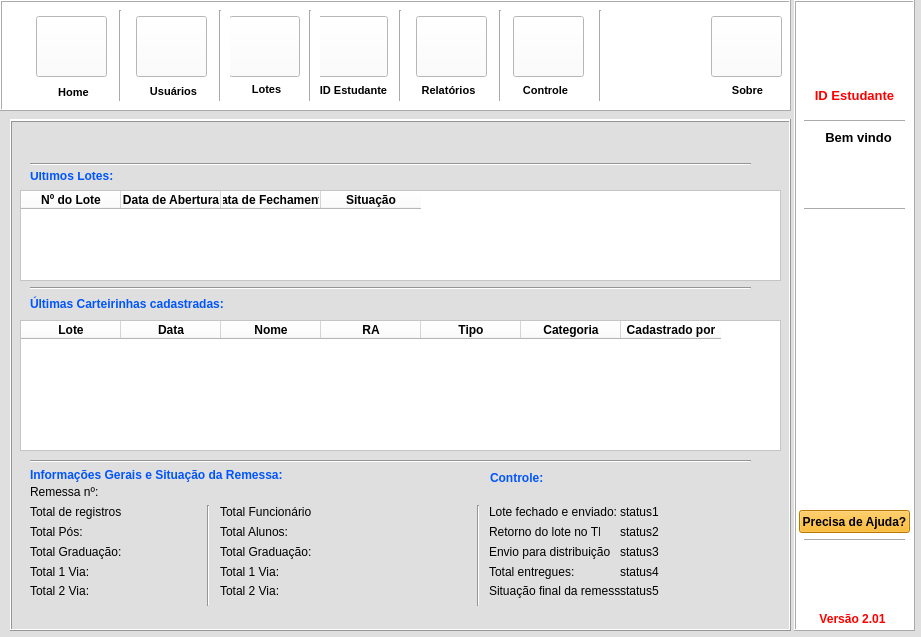
andersonleandroalx/Student-ID, file Login2/main_window.ui: the form before one commit.
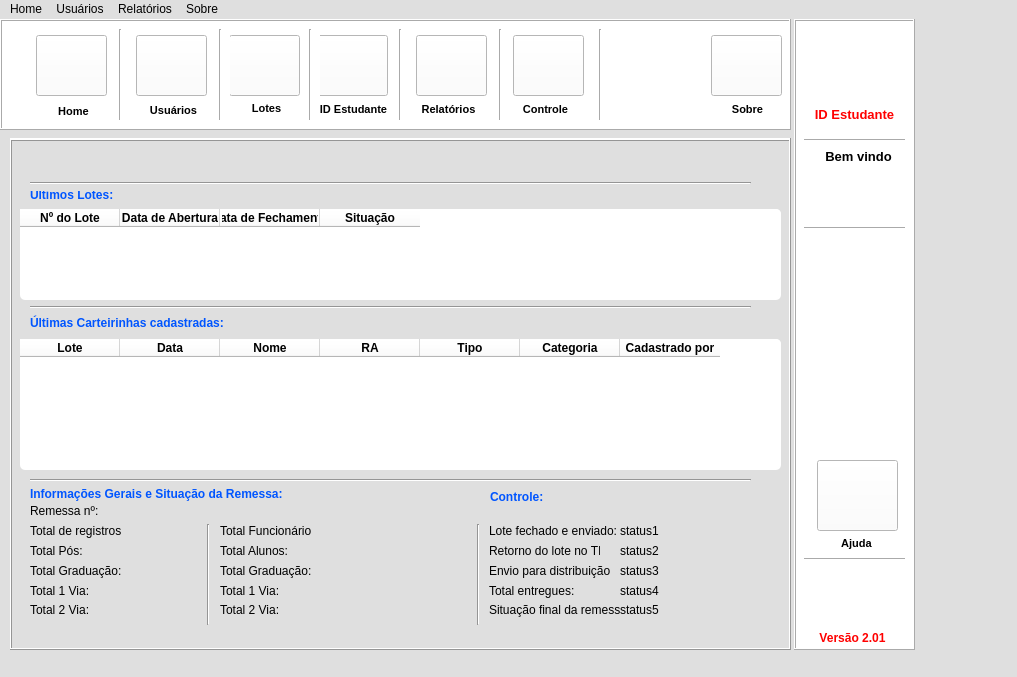
The form after the commit. Icons and pictures are not drawn.

What changed in the file:
```diff
--- a/Login2/main_window.ui
+++ b/Login2/main_window.ui
@@ -6,8 +6,8 @@
    <rect>
     <x>0</x>
     <y>0</y>
-    <width>921</width>
-    <height>637</height>
+    <width>1017</width>
+    <height>677</height>
    </rect>
   </property>
   <property name="windowTitle">
@@ -1363,165 +1363,11 @@
       <string>ID Estudantes</string>
      </property>
     </widget>
-    <widget class="QGroupBox" name="groupBox">
-     <property name="geometry">
-      <rect>
-       <x>560</x>
-       <y>47</y>
-       <width>201</width>
-       <height>80</height>
-      </rect>
-     </property>
-     <property name="font">
-      <font>
-       <weight>75</weight>
-       <bold>true</bold>
-      </font>
-     </property>
-     <property name="styleSheet">
-      <string notr="true">background-color: rgb(85, 170, 255);</string>
-     </property>
-     <property name="title">
-      <string>Verificação do lote</string>
-     </property>
-     <widget class="QLabel" name="label_23">
-      <property name="geometry">
-       <rect>
-        <x>10</x>
-        <y>40</y>
-        <width>81</width>
-        <height>16</height>
-       </rect>
-      </property>
-      <property name="font">
-       <font>
-        <weight>75</weight>
-        <bold>true</bold>
-       </font>
-      </property>
-      <property name="styleSheet">
-       <string notr="true">color: rgb(255, 255, 255);</string>
-      </property>
-      <property name="text">
-       <string>Status do lote:</string>
-      </property>
-     </widget>
-     <widget class="QLabel" name="label_21">
-      <property name="geometry">
-       <rect>
-        <x>10</x>
-        <y>20</y>
-        <width>131</width>
-        <height>16</height>
-       </rect>
-      </property>
-      <property name="font">
-       <font>
-        <weight>75</weight>
-        <bold>true</bold>
-       </font>
-      </property>
-      <property name="styleSheet">
-       <string notr="true">color: rgb(255, 255, 255);</string>
-      </property>
-      <property name="text">
-       <string>Último lote registrado:</string>
-      </property>
-     </widget>
-     <widget class="QLabel" name="label_22">
-      <property name="geometry">
-       <rect>
-        <x>147</x>
-        <y>21</y>
-        <width>31</width>
-        <height>16</height>
-       </rect>
-      </property>
-      <property name="font">
-       <font>
-        <weight>75</weight>
-        <bold>true</bold>
-       </font>
-      </property>
-      <property name="styleSheet">
-       <string notr="true">color: rgb(255, 255, 255);</string>
-      </property>
-      <property name="text">
-       <string/>
-      </property>
-     </widget>
-     <widget class="QLabel" name="label_24">
-      <property name="geometry">
-       <rect>
-        <x>145</x>
-        <y>40</y>
-        <width>47</width>
-        <height>13</height>
-       </rect>
-      </property>
-      <property name="font">
-       <font>
-        <weight>75</weight>
-        <bold>true</bold>
-       </font>
-      </property>
-      <property name="styleSheet">
-       <string notr="true">color: rgb(255, 255, 255);</string>
-      </property>
-      <property name="text">
-       <string/>
-      </property>
-     </widget>
-    </widget>
-    <widget class="QLabel" name="label_25">
-     <property name="geometry">
-      <rect>
-       <x>20</x>
-       <y>50</y>
-       <width>61</width>
-       <height>16</height>
-      </rect>
-     </property>
-     <property name="font">
-      <font>
-       <weight>75</weight>
-       <bold>true</bold>
-      </font>
-     </property>
-     <property name="styleSheet">
-      <string notr="true">background-color: rgb(85, 170, 255);</string>
-     </property>
-     <property name="text">
-      <string>Cadastro</string>
-     </property>
-    </widget>
-    <widget class="QLabel" name="label_26">
-     <property name="geometry">
-      <rect>
-       <x>20</x>
-       <y>77</y>
-       <width>47</width>
-       <height>13</height>
-      </rect>
-     </property>
-     <property name="font">
-      <font>
-       <weight>75</weight>
-       <bold>true</bold>
-      </font>
-     </property>
-     <property name="styleSheet">
-      <string notr="true">background-color: rgb(85, 170, 255);</string>
-     </property>
-     <property name="text">
-      <string>Lote:</string>
-     </property>
-    </widget>
     <widget class="QLabel" name="label_27">
      <property name="geometry">
       <rect>
-       <x>20</x>
-       <y>115</y>
+       <x>25</x>
+       <y>96</y>
        <width>47</width>
        <height>13</height>
       </rect>
@@ -1543,7 +1389,7 @@
      <property name="geometry">
       <rect>
        <x>21</x>
-       <y>149</y>
+       <y>140</y>
        <width>47</width>
        <height>13</height>
       </rect>
@@ -1561,33 +1407,11 @@
       <string>RA:</string>
      </property>
     </widget>
-    <widget class="QLineEdit" name="lineEdit_6">
-     <property name="geometry">
-      <rect>
-       <x>80</x>
-       <y>69</y>
-       <width>71</width>
-       <height>31</height>
-      </rect>
-     </property>
-     <property name="styleSheet">
-      <string notr="true">background-color: rgb(255, 255, 255);
-border-radius: 15px;
-border-style: outset;
-border-width: 2px;</string>
-     </property>
-     <property name="alignment">
-      <set>Qt::AlignCenter</set>
-     </property>
-     <property name="placeholderText">
-      <string>Nº Lote</string>
-     </property>
-    </widget>
     <widget class="QLineEdit" name="lineEdit_7">
      <property name="geometry">
       <rect>
        <x>80</x>
-       <y>104</y>
+       <y>89</y>
        <width>181</width>
        <height>31</height>
       </rect>
@@ -1609,7 +1433,7 @@
      <property name="geometry">
       <rect>
        <x>80</x>
-       <y>139</y>
+       <y>130</y>
        <width>181</width>
        <height>31</height>
       </rect>
@@ -1653,9 +1477,9 @@
      <property name="geometry">
       <rect>
        <x>10</x>
-       <y>46</y>
-       <width>541</width>
-       <height>171</height>
+       <y>36</y>
+       <width>751</width>
+       <height>151</height>
       </rect>
      </property>
      <property name="styleSheet">
@@ -1670,8 +1494,8 @@
      <widget class="QPushButton" name="pushButton_8">
       <property name="geometry">
        <rect>
-        <x>460</x>
-        <y>130</y>
+        <x>660</x>
+        <y>110</y>
         <width>75</width>
         <height>23</height>
        </rect>
@@ -1683,7 +1507,7 @@
        </font>
       </property>
       <property name="styleSheet">
-       <string notr="true">background-color: rgb(85, 255, 127);</string>
+       <string notr="true">background-color: rgb(255, 255, 255);</string>
       </property>
       <property name="text">
        <string>Cadastrar</string>
@@ -1692,8 +1516,8 @@
      <widget class="QGroupBox" name="groupBox_2">
       <property name="geometry">
        <rect>
-        <x>270</x>
-        <y>30</y>
+        <x>290</x>
+        <y>40</y>
         <width>141</width>
         <height>91</height>
        </rect>
@@ -1753,11 +1577,140 @@
      <widget class="QLabel" name="label_65">
       <property name="geometry">
        <rect>
-        <x>170</x>
-        <y>12</y>
-        <width>61</width>
-        <height>31</height>
+        <x>140</x>
+        <y>6</y>
+        <width>41</width>
+        <height>21</height>
        </rect>
+      </property>
+      <property name="font">
+       <font>
+        <pointsize>11</pointsize>
+        <weight>75</weight>
+        <bold>true</bold>
+       </font>
+      </property>
+      <property name="text">
+       <string/>
+      </property>
+     </widget>
+     <widget class="QGroupBox" name="groupBox">
+      <property name="geometry">
+       <rect>
+        <x>460</x>
+        <y>40</y>
+        <width>131</width>
+        <height>91</height>
+       </rect>
+      </property>
+      <property name="font">
+       <font>
+        <weight>75</weight>
+        <bold>true</bold>
+       </font>
+      </property>
+      <property name="title">
+       <string>Categoria</string>
+      </property>
+      <widget class="QRadioButton" name="radioButton_20">
+       <property name="geometry">
+        <rect>
+         <x>10</x>
+         <y>20</y>
+         <width>82</width>
+         <height>17</height>
+        </rect>
+       </property>
+       <property name="text">
+        <string>Aluno</string>
+       </property>
+      </widget>
+      <widget class="QRadioButton" name="radioButton_21">
+       <property name="geometry">
+        <rect>
+         <x>10</x>
+         <y>40</y>
+         <width>82</width>
+         <height>17</height>
+        </rect>
+       </property>
+       <property name="text">
+        <string>Professor</string>
+       </property>
+      </widget>
+      <widget class="QRadioButton" name="radioButton_22">
+       <property name="geometry">
+        <rect>
+         <x>10</x>
+         <y>60</y>
+         <width>82</width>
+         <height>17</height>
+        </rect>
+       </property>
+       <property name="text">
+        <string>Funcionário</string>
+       </property>
+      </widget>
+     </widget>
+     <widget class="QLabel" name="label_23">
+      <property name="geometry">
+       <rect>
+        <x>239</x>
+        <y>8</y>
+        <width>81</width>
+        <height>16</height>
+       </rect>
+      </property>
+      <property name="font">
+       <font>
+        <weight>75</weight>
+        <bold>true</bold>
+       </font>
+      </property>
+      <property name="styleSheet">
+       <string notr="true">color: rgb(255, 255, 255);</string>
+      </property>
+      <property name="text">
+       <string>Status do lote:</string>
+      </property>
+     </widget>
+     <widget class="QLabel" name="label_21">
+      <property name="geometry">
+       <rect>
+        <x>10</x>
+        <y>8</y>
+        <width>131</width>
+        <height>16</height>
+       </rect>
+      </property>
+      <property name="font">
+       <font>
+        <weight>75</weight>
+        <bold>true</bold>
+       </font>
+      </property>
+      <property name="styleSheet">
+       <string notr="true">color: rgb(255, 255, 255);</string>
+      </property>
+      <property name="text">
+       <string>Último lote registrado:</string>
+      </property>
+     </widget>
+     <widget class="QLabel" name="label_93">
+      <property name="geometry">
+       <rect>
+        <x>330</x>
+        <y>5</y>
+        <width>91</width>
+        <height>21</height>
+       </rect>
+      </property>
+      <property name="font">
+       <font>
+        <pointsize>11</pointsize>
+        <weight>75</weight>
+        <bold>true</bold>
+       </font>
       </property>
       <property name="text">
        <string/>
@@ -1768,9 +1721,9 @@
      <property name="geometry">
       <rect>
        <x>11</x>
-       <y>273</y>
+       <y>233</y>
        <width>751</width>
-       <height>231</height>
+       <height>271</height>
       </rect>
      </property>
      <property name="styleSheet">
@@ -1879,7 +1832,7 @@
      <property name="geometry">
       <rect>
        <x>270</x>
-       <y>240</y>
+       <y>202</y>
        <width>161</width>
        <height>20</height>
       </rect>
@@ -1898,7 +1851,7 @@
      <property name="geometry">
       <rect>
        <x>10</x>
-       <y>224</y>
+       <y>190</y>
        <width>751</width>
        <height>16</height>
       </rect>
@@ -1911,7 +1864,7 @@
      <property name="geometry">
       <rect>
        <x>12</x>
-       <y>240</y>
+       <y>202</y>
        <width>75</width>
        <height>23</height>
       </rect>
@@ -1934,7 +1887,7 @@
      <property name="geometry">
       <rect>
        <x>94</x>
-       <y>240</y>
+       <y>202</y>
        <width>75</width>
        <height>23</height>
       </rect>
@@ -1957,7 +1910,7 @@
      <property name="geometry">
       <rect>
        <x>175</x>
-       <y>240</y>
+       <y>202</y>
        <width>75</width>
        <height>23</height>
       </rect>
@@ -2124,7 +2077,8 @@
       </rect>
      </property>
      <property name="styleSheet">
-      <string notr="true">background-color: rgb(255, 255, 255);</string>
+      <string notr="true">background-color: rgb(255, 255, 255);
+border-radius: 5px;</string>
      </property>
      <column>
       <property name="text">
@@ -2193,7 +2147,8 @@
       </rect>
      </property>
      <property name="styleSheet">
-      <string notr="true">background-color: rgb(255, 255, 255);</string>
+      <string notr="true">background-color: rgb(255, 255, 255);
+border-radius: 5px;</string>
      </property>
      <column>
       <property name="text">
@@ -2783,7 +2738,7 @@
       </font>
      </property>
      <property name="styleSheet">
-      <string notr="true">background-color: rgb(85, 170, 0);</string>
+      <string notr="true">background-color: rgb(255, 255, 255);</string>
      </property>
      <property name="text">
       <string>Abrir</string>
@@ -2798,6 +2753,16 @@
        <height>23</height>
       </rect>
      </property>
+     <property name="font">
+      <font>
+       <weight>75</weight>
+       <bold>true</bold>
+      </font>
+     </property>
+     <property name="styleSheet">
+      <string notr="true">background-color: rgb(255, 255, 255);
+</string>
+     </property>
      <property name="text">
       <string>Fechar</string>
      </property>
@@ -2841,7 +2806,7 @@
       <enum>QFrame::Box</enum>
      </property>
      <property name="frameShadow">
-      <enum>QFrame::Raised</enum>
+      <enum>QFrame::Plain</enum>
      </property>
     </widget>
     <widget class="QPushButton" name="pushButton_12">
@@ -3014,7 +2979,7 @@
        </font>
       </property>
       <property name="styleSheet">
-       <string notr="true">background-color: rgb(85, 170, 0);</string>
+       <string notr="true">background-color: rgb(255, 255, 255);</string>
       </property>
       <property name="text">
        <string>Abrir</string>
@@ -3036,7 +3001,7 @@
        </font>
       </property>
       <property name="styleSheet">
-       <string notr="true">background-color: rgb(255, 170, 127);</string>
+       <string notr="true">background-color: rgb(255, 255, 255);</string>
       </property>
       <property name="text">
        <string>Fechar</string>
@@ -3058,9 +3023,8 @@
        </font>
       </property>
       <property name="styleSheet">
-       <string notr="true">background-color: rgb(0, 0, 127);
-background-color: rgb(0, 170, 127);
-color: rgb(255, 255, 255);</string>
+       <string notr="true">background-color: rgb(255, 255, 255);
+</string>
       </property>
       <property name="text">
        <string>Controle</string>
@@ -3114,7 +3078,7 @@
       <x>10</x>
       <y>120</y>
       <width>781</width>
-      <height>491</height>
+      <height>511</height>
      </rect>
     </property>
     <property name="frameShape">
@@ -3422,7 +3386,8 @@
       </font>
      </property>
      <property name="styleSheet">
-      <string notr="true">background-color: rgb(170, 255, 127);</string>
+      <string notr="true">background-color: rgb(255, 255, 255);
+</string>
      </property>
      <property name="text">
       <string>Cadastrar</string>
@@ -3466,11 +3431,12 @@
        <x>10</x>
        <y>311</y>
        <width>761</width>
-       <height>161</height>
+       <height>191</height>
       </rect>
      </property>
      <property name="styleSheet">
-      <string notr="true">background-color: rgb(255, 255, 255);</string>
+      <string notr="true">background-color: rgb(255, 255, 255);
+border-radius: 5px;</string>
      </property>
      <column>
       <property name="text">
@@ -3546,7 +3512,8 @@
      </property>
      <property name="styleSheet">
       <string notr="true">background-color: rgb(85, 170, 255);
-color: rgb(255, 255, 255);</string>
+color: rgb(255, 255, 255);
+border-radius: 5px;</string>
      </property>
      <property name="text">
       <string>Atualizar</string>
@@ -3569,7 +3536,8 @@
      </property>
      <property name="styleSheet">
       <string notr="true">background-color: rgb(255, 0, 0);
-color: rgb(255, 255, 255);</string>
+color: rgb(255, 255, 255);
+border-radius: 5px;</string>
      </property>
      <property name="text">
       <string>Deletar</string>
@@ -3592,7 +3560,8 @@
      </property>
      <property name="styleSheet">
       <string notr="true">background-color: rgb(139, 85, 255);
-color: rgb(255, 255, 255);</string>
+color: rgb(255, 255, 255);
+border-radius: 5px;</string>
      </property>
      <property name="text">
       <string>Gerar PDF</string>
@@ -3608,7 +3577,8 @@
       </rect>
      </property>
      <property name="styleSheet">
-      <string notr="true">background-color: rgb(85, 170, 255);</string>
+      <string notr="true">border-radius: 5px;
+background-color: rgb(85, 170, 255);</string>
      </property>
      <property name="frameShape">
       <enum>QFrame::Box</enum>
@@ -3805,7 +3775,8 @@
       </font>
      </property>
      <property name="styleSheet">
-      <string notr="true">background-color: rgb(255, 170, 0);</string>
+      <string notr="true">background-color: rgb(255, 255, 255);
+</string>
      </property>
      <property name="text">
       <string>Alterar Senha</string>
@@ -3827,7 +3798,8 @@
       </font>
      </property>
      <property name="styleSheet">
-      <string notr="true">background-color: rgb(85, 170, 0);</string>
+      <string notr="true">background-color: rgb(255, 255, 255);
+</string>
      </property>
      <property name="text">
       <string>Alterar Dados</string>
@@ -4123,10 +4095,10 @@
     <widget class="QPushButton" name="pushButton_30">
      <property name="geometry">
       <rect>
-       <x>5</x>
-       <y>510</y>
-       <width>111</width>
-       <height>23</height>
+       <x>23</x>
+       <y>441</y>
+       <width>81</width>
+       <height>71</height>
       </rect>
      </property>
      <property name="font">
@@ -4136,10 +4108,43 @@
       </font>
      </property>
      <property name="styleSheet">
-      <string notr="true">background-color: rgb(255, 170, 0);</string>
+      <string notr="true"/>
      </property>
      <property name="text">
-      <string>Precisa de Ajuda?</string>
+      <string/>
+     </property>
+     <property name="icon">
+      <iconset>
+       <normaloff>ico_socorro.png</normaloff>ico_socorro.png</iconset>
+     </property>
+     <property name="iconSize">
+      <size>
+       <width>64</width>
+       <height>64</height>
+      </size>
+     </property>
+    </widget>
+    <widget class="QLabel" name="label_94">
+     <property name="geometry">
+      <rect>
+       <x>42</x>
+       <y>514</y>
+       <width>41</width>
+       <height>20</height>
+      </rect>
+     </property>
+     <property name="font">
+      <font>
+       <pointsize>8</pointsize>
+       <weight>75</weight>
+       <bold>true</bold>
+      </font>
+     </property>
+     <property name="text">
+      <string>Ajuda</string>
+     </property>
+     <property name="alignment">
+      <set>Qt::AlignCenter</set>
      </property>
     </widget>
    </widget>
@@ -4225,11 +4230,12 @@
        <x>10</x>
        <y>220</y>
        <width>471</width>
-       <height>81</height>
+       <height>161</height>
       </rect>
      </property>
      <property name="styleSheet">
-      <string notr="true">background-color: rgb(85, 170, 255);</string>
+      <string notr="true">background-color: rgb(85, 170, 255);
+border-radius: 5px;</string>
      </property>
      <property name="frameShape">
       <enum>QFrame::Box</enum>
@@ -4241,7 +4247,7 @@
       <property name="geometry">
        <rect>
         <x>20</x>
-        <y>20</y>
+        <y>40</y>
         <width>51</width>
         <height>17</height>
        </rect>
@@ -4254,7 +4260,7 @@
       <property name="geometry">
        <rect>
         <x>80</x>
-        <y>20</y>
+        <y>40</y>
         <width>71</width>
         <height>17</height>
        </rect>
@@ -4267,7 +4273,7 @@
       <property name="geometry">
        <rect>
         <x>160</x>
-        <y>20</y>
+        <y>40</y>
         <width>91</width>
         <height>17</height>
        </rect>
@@ -4280,7 +4286,7 @@
       <property name="geometry">
        <rect>
         <x>260</x>
-        <y>20</y>
+        <y>40</y>
         <width>81</width>
         <height>17</height>
        </rect>
@@ -4292,21 +4298,21 @@
      <widget class="QRadioButton" name="radioButton_17">
       <property name="geometry">
        <rect>
-        <x>350</x>
-        <y>20</y>
-        <width>111</width>
+        <x>20</x>
+        <y>84</y>
+        <width>71</width>
         <height>17</height>
        </rect>
       </property>
       <property name="text">
-       <string>Outros Problemas</string>
+       <string>Outros:</string>
       </property>
      </widget>
      <widget class="QLabel" name="label_100">
       <property name="geometry">
        <rect>
-        <x>20</x>
-        <y>50</y>
+        <x>15</x>
+        <y>10</y>
         <width>131</width>
         <height>16</height>
        </rect>
@@ -4324,10 +4330,10 @@
      <widget class="QLineEdit" name="lineEdit_13">
       <property name="geometry">
        <rect>
-        <x>160</x>
-        <y>50</y>
+        <x>155</x>
+        <y>9</y>
         <width>141</width>
-        <height>20</height>
+        <height>21</height>
        </rect>
       </property>
       <property name="font">
@@ -4338,7 +4344,10 @@
        </font>
       </property>
       <property name="styleSheet">
-       <string notr="true">background-color: rgb(255, 255, 255);</string>
+       <string notr="true">background-color: rgb(255, 255, 255);
+border-radius: 5px;
+border-style: outset;
+border-width: 2px;</string>
       </property>
       <property name="alignment">
        <set>Qt::AlignCenter</set>
@@ -4350,8 +4359,8 @@
      <widget class="QPushButton" name="pushButton_28">
       <property name="geometry">
        <rect>
-        <x>343</x>
-        <y>47</y>
+        <x>348</x>
+        <y>9</y>
         <width>111</width>
         <height>23</height>
        </rect>
@@ -4370,6 +4379,21 @@
        <string>Alterar Status</string>
       </property>
      </widget>
+     <widget class="QTextEdit" name="textEdit">
+      <property name="geometry">
+       <rect>
+        <x>100</x>
+        <y>70</y>
+        <width>361</width>
+        <height>71</height>
+       </rect>
+      </property>
+      <property name="styleSheet">
+       <string notr="true">background-color: rgb(255, 255, 255);
+border-radius: 5px;
+</string>
+      </property>
+     </widget>
     </widget>
     <widget class="QLabel" name="label_99">
      <property name="geometry">
@@ -4407,7 +4431,8 @@
      </property>
      <property name="styleSheet">
       <string notr="true">background-color: rgb(85, 170, 0);
-color: rgb(255, 255, 255);</string>
+color: rgb(255, 255, 255);
+border-radius: 5px;</string>
      </property>
      <property name="text">
       <string>Buscar</string>
@@ -4456,7 +4481,7 @@
       <rect>
        <x>10</x>
        <y>100</y>
-       <width>381</width>
+       <width>471</width>
        <height>111</height>
       </rect>
      </property>
@@ -4505,6 +4530,20 @@
        <set>AlignCenter</set>
       </property>
      </column>
+     <column>
+      <property name="text">
+       <string>Observações</string>
+      </property>
+      <property name="font">
+       <font>
+        <weight>75</weight>
+        <bold>true</bold>
+       </font>
+      </property>
+      <property name="textAlignment">
+       <set>AlignCenter</set>
+      </property>
+     </column>
     </widget>
    </widget>
    <zorder>control</zorder>
@@ -4517,6 +4556,52 @@
    <zorder>home</zorder>
    <zorder>aside</zorder>
   </widget>
+  <widget class="QMenuBar" name="menuBar">
+   <property name="geometry">
+    <rect>
+     <x>0</x>
+     <y>0</y>
+     <width>1017</width>
+     <height>21</height>
+    </rect>
+   </property>
+   <widget class="QMenu" name="menuHome">
+    <property name="title">
+     <string>Home</string>
+    </property>
+   </widget>
+   <widget class="QMenu" name="menuUsu_rios">
+    <property name="title">
+     <string>Usuários</string>
+    </property>
+    <addaction name="actionCadastrar_Usu_rios"/>
+    <addaction name="actionListar_Usu_rios"/>
+   </widget>
+   <widget class="QMenu" name="menuSobre">
+    <property name="title">
+     <string>Sobre</string>
+    </property>
+   </widget>
+   <widget class="QMenu" name="menuRelat_rios">
+    <property name="title">
+     <string>Relatórios</string>
+    </property>
+   </widget>
+   <addaction name="menuHome"/>
+   <addaction name="menuUsu_rios"/>
+   <addaction name="menuRelat_rios"/>
+   <addaction name="menuSobre"/>
+  </widget>
+  <action name="actionCadastrar_Usu_rios">
+   <property name="text">
+    <string>Cadastrar Usuários</string>
+   </property>
+  </action>
+  <action name="actionListar_Usu_rios">
+   <property name="text">
+    <string>Listar Usuários</string>
+   </property>
+  </action>
  </widget>
  <resources/>
  <connections/>
```
Left out of the diff: 14 changed lines with no effect on the pictures.
